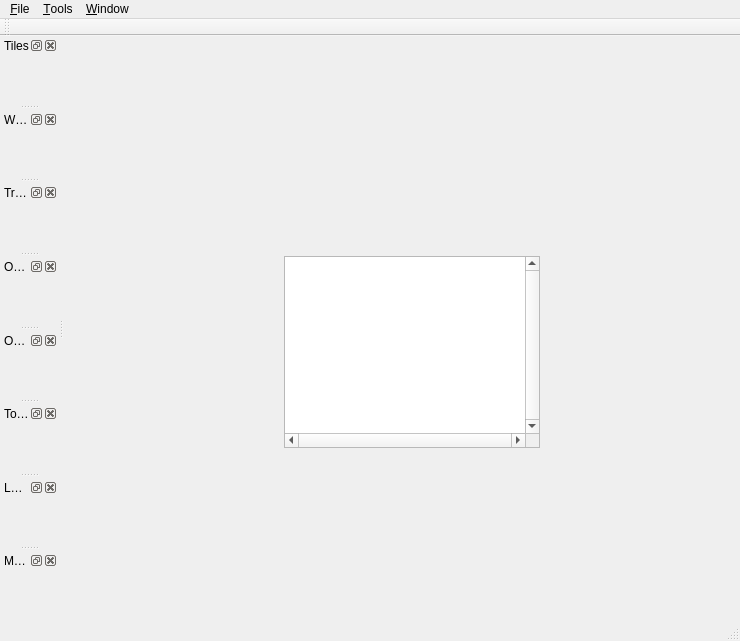
The window that tools/world-editor/mainwindow.ui (andrewrk/motrs) describes before a commit, drawn with Qt 5.
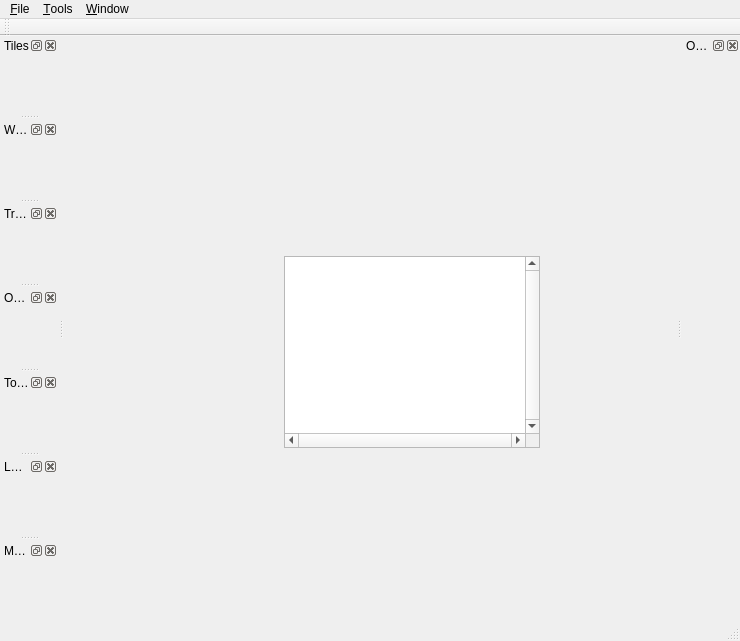
The same window after the commit.

```diff
--- a/tools/world-editor/mainwindow.ui
+++ b/tools/world-editor/mainwindow.ui
@@ -124,7 +124,7 @@
     <string>Overview</string>
    </property>
    <attribute name="dockWidgetArea">
-    <number>1</number>
+    <number>2</number>
    </attribute>
    <widget class="QWidget" name="dockWidgetContents_6"/>
   </widget>
```
Left out of the diff: 55 changed lines with no effect on the pictures.
